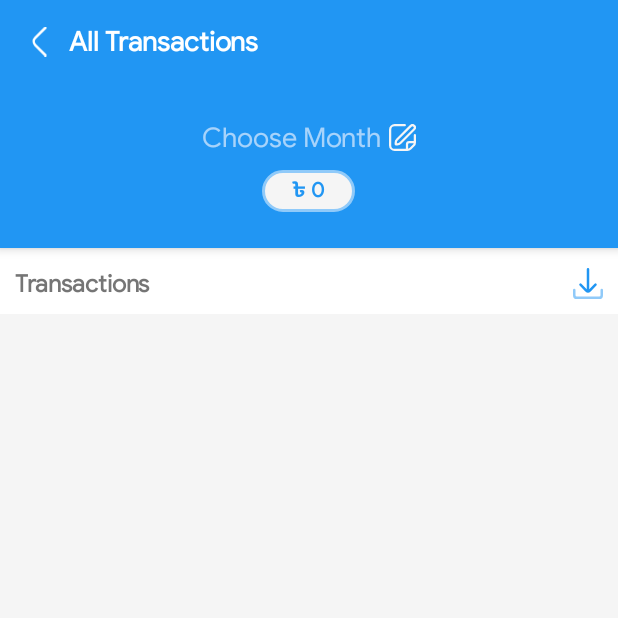
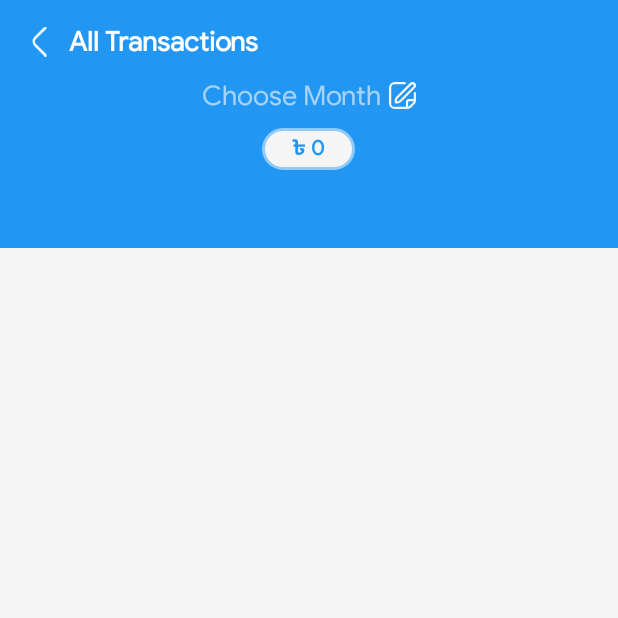
Before and after one commit to ashik-e-rabbani/Impresario, an Android app: the AllTransactions screen opened directly, with no data from a screen before it, on a phone screen of 412 x 824 dp, the top half of it. Run offline under Robolectric (Android 15) with nearby library versions, the light colour scheme and no system bars; our stand-ins replace Firebase (no records; nobody signed in at launch, a user with empty details on screens opened directly); libraries missing offline, so code that uses them is left out: com.orhanobut.dialogplus, uk.co.deanwild.

Commit message:
Added WidgetUpdater & Collapsable Recylerview
Widget updater method can be called to update widget
Using Collapsable Recylerview  list is showing smoothly.

```diff
--- a/app/src/main/AndroidManifest.xml
+++ b/app/src/main/AndroidManifest.xml
@@ -12,6 +12,8 @@
         android:roundIcon="@mipmap/ic_launcher_round"
         android:supportsRtl="true"
         android:theme="@style/Theme.Impresario">
+        <activity android:name=".collapsing"></activity>
+
         <receiver android:name=".BalanceWidget">
             <intent-filter>
                 <action android:name="android.appwidget.action.APPWIDGET_UPDATE" />
--- a/app/src/main/res/layout/activity_all_transactions.xml
+++ b/app/src/main/res/layout/activity_all_transactions.xml
@@ -1,20 +1,83 @@
 <?xml version="1.0" encoding="utf-8"?>
-<LinearLayout xmlns:android="http://schemas.android.com/apk/res/android"
+<androidx.coordinatorlayout.widget.CoordinatorLayout xmlns:android="http://schemas.android.com/apk/res/android"
     xmlns:app="http://schemas.android.com/apk/res-auto"
     xmlns:tools="http://schemas.android.com/tools"
     android:layout_width="match_parent"
     android:layout_height="match_parent"
-    android:orientation="vertical"
+    android:background="@color/smoke_white"
     tools:context=".AllTransactions">
 
     <com.google.android.material.appbar.AppBarLayout
+        android:id="@+id/app_bar_layout"
+        android:layout_width="match_parent"
+        android:layout_height="wrap_content"
+        android:fitsSystemWindows="true"
+        android:theme="@style/ThemeOverlay.AppCompat.Dark.ActionBar">
+
+        <com.google.android.material.appbar.CollapsingToolbarLayout
+            android:layout_width="match_parent"
+            android:layout_height="165dp"
+            android:fitsSystemWindows="true"
+            app:contentScrim="@color/blue_500"
+            app:expandedTitleTextAppearance="@android:color/transparent"
+            app:layout_scrollFlags="scroll|exitUntilCollapsed">
+
+            <LinearLayout
+                android:layout_width="match_parent"
+                android:layout_height="wrap_content"
+                android:layout_gravity="center_vertical"
+                android:animateLayoutChanges="true"
+                android:orientation="vertical">
+
+                <LinearLayout
+                    android:layout_width="match_parent"
+                    android:layout_height="wrap_content"
+                    android:gravity="center_horizontal|center_vertical"
+                    android:orientation="horizontal">
+
+                    <TextView
+                        android:id="@+id/selectedDate"
                         android:layout_width="wrap_content"
-        android:layout_height="165dp">
+                        android:layout_height="wrap_content"
+                        android:layout_marginRight="5dp"
+                        android:layout_marginBottom="0dp"
+                        android:text="Choose Month"
+                        android:textAlignment="center"
+                        android:textColor="#9FF8F8FF"
+                        android:textSize="18sp"></TextView>
+
+                    <ImageView
+                        android:id="@+id/monthPickerBtn"
+                        android:layout_width="wrap_content"
+                        android:layout_height="wrap_content"
+                        android:src="@drawable/ic_fi_rr_edit"></ImageView>
+                </LinearLayout>
+
+                <TextView xmlns:android="http://schemas.android.com/apk/res/android"
+                    android:id="@+id/balance"
+                    android:layout_width="wrap_content"
+                    android:layout_height="wrap_content"
+                    android:layout_gravity="center_horizontal"
+                    android:layout_marginTop="10dp"
+                    android:background="@drawable/rounded_balance_bg"
+                    android:clickable="true"
+                    android:gravity="center"
+                    android:paddingLeft="20dp"
+                    android:paddingRight="20dp"
+                    android:text="$123"
+                    android:textAllCaps="false"
+                    android:textColor="@color/blue_500"
+                    android:textSize="14sp"
+                    android:textStyle="bold"></TextView>
+            </LinearLayout>
 
             <androidx.appcompat.widget.Toolbar
+                android:id="@+id/toolbar"
                 android:layout_width="match_parent"
-            android:layout_height="wrap_content"
-            android:gravity="center_vertical">
+                android:layout_height="?attr/actionBarSize"
+
+                app:layout_collapseMode="pin"
+                app:popupTheme="@style/ThemeOverlay.AppCompat.Light">
 
                 <TableLayout
                     android:layout_width="match_parent"
@@ -59,99 +122,44 @@
                 </TableLayout>
             </androidx.appcompat.widget.Toolbar>
 
-        <LinearLayout
+
+        </com.google.android.material.appbar.CollapsingToolbarLayout>
+
+
+    </com.google.android.material.appbar.AppBarLayout>
+
+    <androidx.core.widget.NestedScrollView
         android:layout_width="match_parent"
         android:layout_height="match_parent"
-            android:gravity="center_vertical"
-            android:orientation="vertical">
+        android:clipToPadding="false"
+        app:layout_behavior="@string/appbar_scrolling_view_behavior">
+
 
         <LinearLayout
             android:layout_width="match_parent"
             android:layout_height="wrap_content"
-    android:gravity="center_horizontal|center_vertical"
-    android:orientation="horizontal">
-    <TextView
-        android:id="@+id/selectedDate"
-        android:layout_width="wrap_content"
-        android:layout_height="wrap_content"
-        android:textAlignment="center"
-        android:textColor="#9FF8F8FF"
-        android:textSize="18sp"
-        android:layout_marginBottom="0dp"
-        android:layout_marginRight="5dp"
-        android:text="Choose Month"></TextView>
-    <ImageView
-        android:id="@+id/monthPickerBtn"
-        android:layout_width="wrap_content"
-        android:layout_height="wrap_content"
-        android:src="@drawable/ic_fi_rr_edit"></ImageView>
-</LinearLayout>
+            android:orientation="vertical">
 
-            <TextView
-                xmlns:android="http://schemas.android.com/apk/res/android"
-                android:id="@+id/balance"
-                android:layout_width="wrap_content"
-                android:layout_height="wrap_content"
-                android:layout_gravity="center_horizontal"
-                android:layout_marginTop="10dp"
-                android:background="@drawable/rounded_balance_bg"
-                android:clickable="true"
-                android:gravity="center"
-                android:paddingLeft="20dp"
-                android:paddingRight="20dp"
-                android:text="$123"
-                android:textAllCaps="false"
-                android:textColor="@color/blue_500"
-                android:textSize="14sp"
-                android:textStyle="bold"></TextView>
-        </LinearLayout>
-    </com.google.android.material.appbar.AppBarLayout>
-    <TableLayout
-        android:layout_width="match_parent"
-        android:layout_height="wrap_content"
-        android:layout_gravity="center_horizontal"
-        android:padding="10dp"
-        android:stretchColumns="0">
-
-        <TableRow
-            android:layout_width="wrap_content"
-            android:layout_height="wrap_content"
-
-            android:layout_marginTop="3dp">
-
-
-            <TextView
-                android:layout_width="wrap_content"
-                android:layout_height="match_parent"
-                android:gravity="center|left"
-                android:text="Transactions"
-                android:textColor="@color/black100"
-                android:textSize="16sp"
-                android:textStyle="bold"></TextView>
-
-            <ImageView
-                android:id="@+id/downloadReport"
-                android:layout_width="wrap_content"
-                android:layout_height="match_parent"
-                android:background="@drawable/ic_fi_rr_download"
-                android:clickable="true"
-                android:gravity="center|center_horizontal"
-                android:paddingLeft="10dp"
-                android:paddingRight="10dp"
-         ></ImageView>
-
-
-        </TableRow>
-
-
-    </TableLayout>
             <androidx.recyclerview.widget.RecyclerView
                 android:id="@+id/recyclerView"
                 android:layout_width="match_parent"
                 android:layout_height="match_parent"
-        android:layout_weight="60"
-        android:background="@color/smoke_white"
-        android:paddingTop="0dp"
-        ></androidx.recyclerview.widget.RecyclerView>
+                android:layout_marginTop="5dp"
+                android:background="@color/white"
+                android:paddingTop="0dp"></androidx.recyclerview.widget.RecyclerView>
 
         </LinearLayout>
+
+
+    </androidx.core.widget.NestedScrollView>
+
+<!--    <com.google.android.material.floatingactionbutton.FloatingActionButton-->
+<!--        android:layout_width="60dp"-->
+<!--        android:layout_height="60dp"-->
+<!--        android:layout_marginRight="10dp"-->
+<!--        android:src="@drawable/ic_fi_rr_download"-->
+<!--        app:elevation="3dp"-->
+<!--        app:layout_anchor="@id/app_bar_layout"-->
+<!--        app:layout_anchorGravity="bottom|right|end"-->
+<!--        app:pressedTranslationZ="12dp" />-->
+</androidx.coordinatorlayout.widget.CoordinatorLayout>
--- a/app/src/main/res/layout/txnrecycler_layout.xml
+++ b/app/src/main/res/layout/txnrecycler_layout.xml
@@ -122,4 +122,6 @@
         </LinearLayout>
 
 
+
+
 </LinearLayout>
```
Also changed, not shown: app/src/main/java/com/afss/impresario/AllTransactions.java (+8 -0 lines), app/src/main/java/com/afss/impresario/BalanceWidget.java (+6 -7 lines), app/src/main/java/com/afss/impresario/HomepageActivity.java (+41 -16 lines), app/src/main/res/layout/activity_homepage.xml (+1 -17 lines), app/src/main/res/layout/balance_widget.xml (+5 -33 lines). Lines whose indentation alone changed are shown as unchanged.
